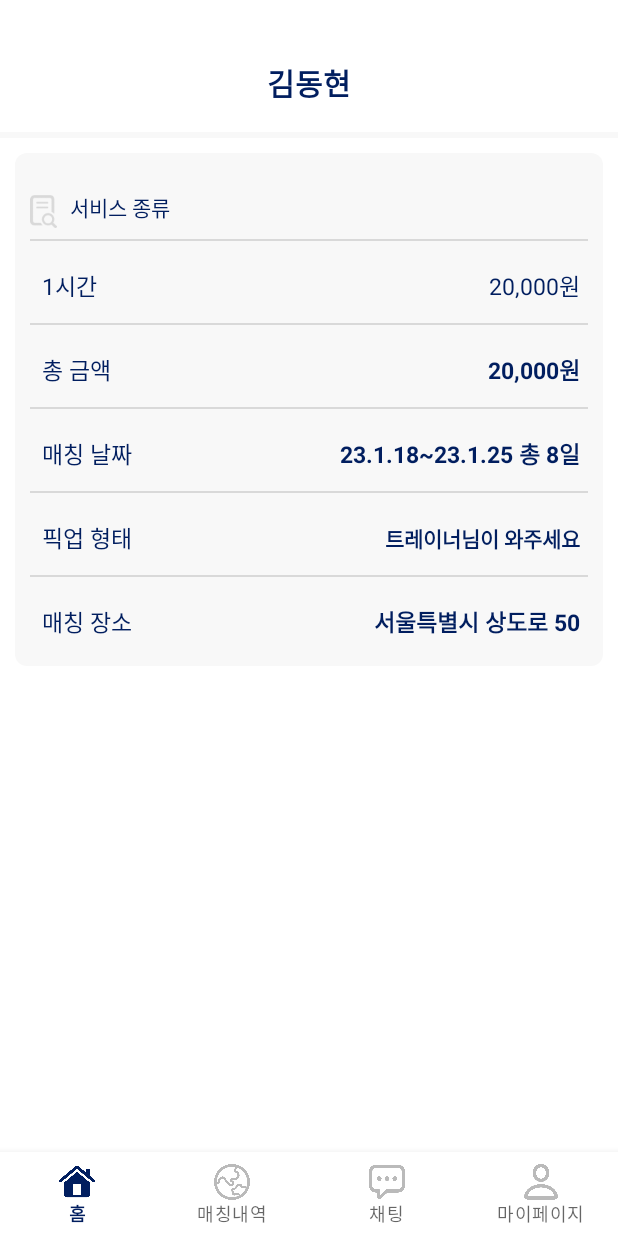
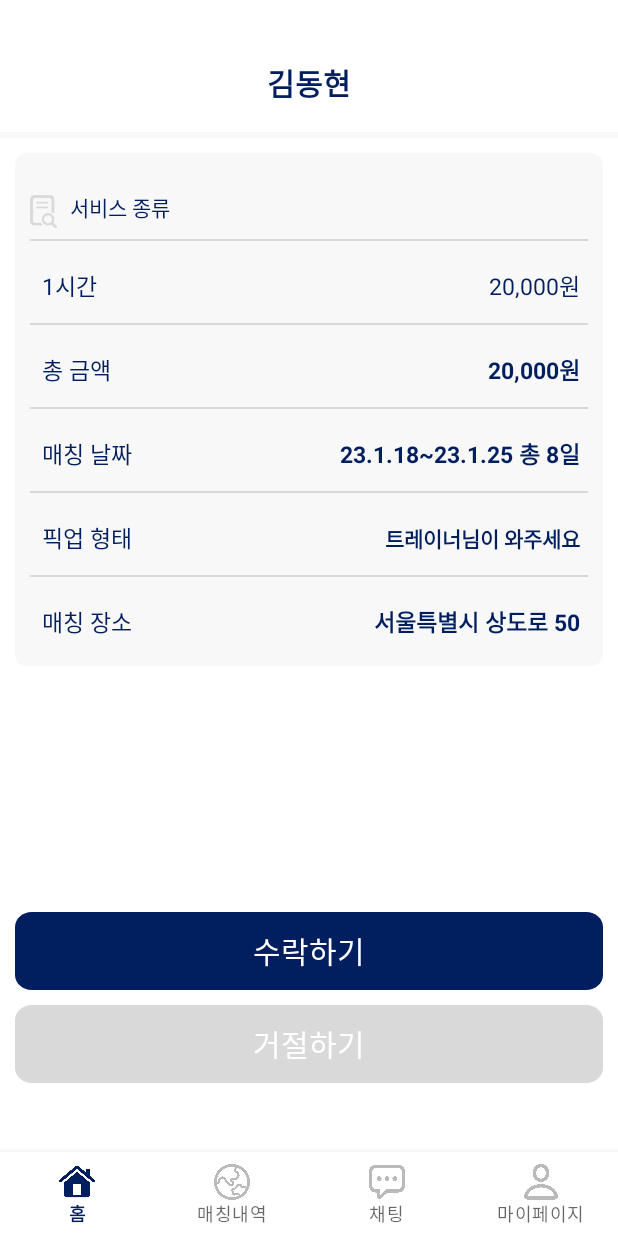
Before and after one commit to FIT-I/FIT-I-Android-Trainer, an Android app: the fragment MatchingIngFragment placed in its activity, on a phone screen of 412 x 824 dp. Run offline under Robolectric (Android 15) with nearby library versions, the phone set to English and light mode, and no system bars; network calls fail.

Commit message:
feat : matching api 버튼 수락,거절 #17

```diff
--- a/app/src/main/java/com/example/fit_i_trainer/ui/matching/MatchingIngFragment.kt
+++ b/app/src/main/java/com/example/fit_i_trainer/ui/matching/MatchingIngFragment.kt
@@ -18,7 +18,7 @@ import retrofit2.Response
 
 
 class MatchingIngFragment : Fragment() {
-    private var matchingIdx : Int = -1
+    private var matchingIdx : Int = 1
     override fun onCreateView(
         inflater: LayoutInflater, container: ViewGroup?,
         savedInstanceState: Bundle?
@@ -80,7 +80,7 @@ class MatchingIngFragment : Fragment() {
                 }
                 else{
                     //통신에 실패한 경우
-                    Log.d("post","매칭 onResponse 실패"+response.body().toString())
+                    Log.d("post","매칭 onResponse 실패")
                 }
                 }
 
--- a/app/src/main/res/layout/fragment_matching_ing.xml
+++ b/app/src/main/res/layout/fragment_matching_ing.xml
@@ -232,13 +232,13 @@
         android:layout_width="match_parent"
         android:layout_height="wrap_content"
         android:layout_marginStart="10dp"
-        android:layout_marginTop="328dp"
+        android:layout_marginTop="164dp"
         android:layout_marginEnd="10dp"
         android:background="@drawable/rectangle"
         android:backgroundTint="@color/main"
         android:text="수락하기"
+        android:textColor="@color/white"
         android:textSize="20dp"
-        android:textColor="@color/white"
         app:layout_constraintEnd_toEndOf="parent"
         app:layout_constraintHorizontal_bias="0.0"
         app:layout_constraintStart_toStartOf="parent"
```
